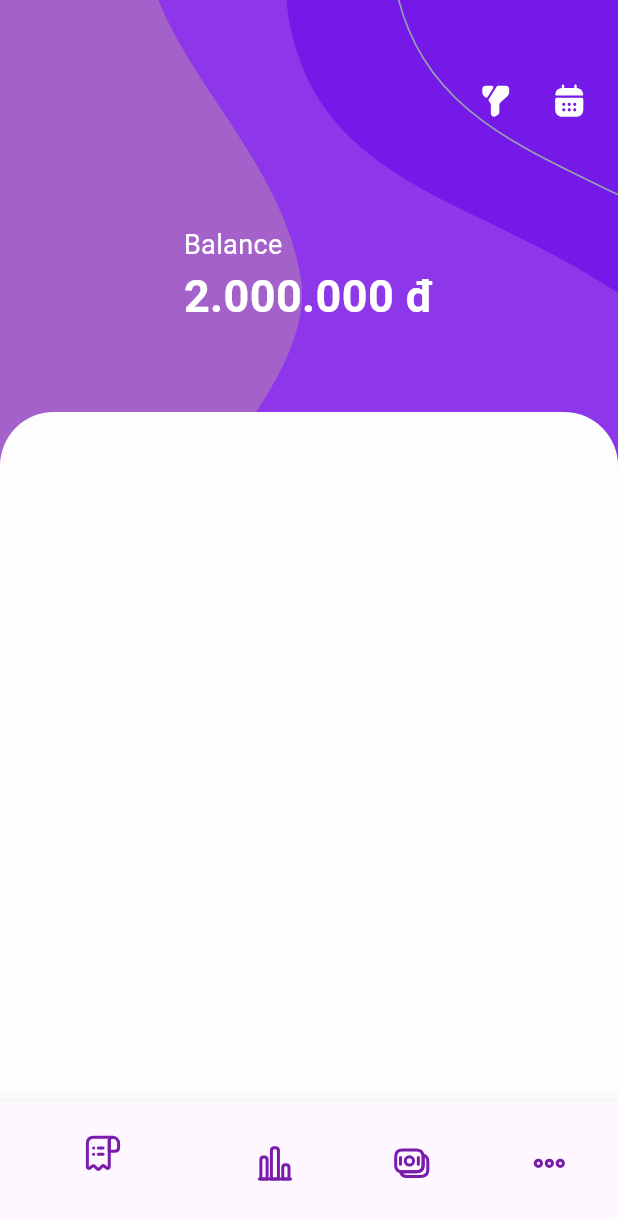
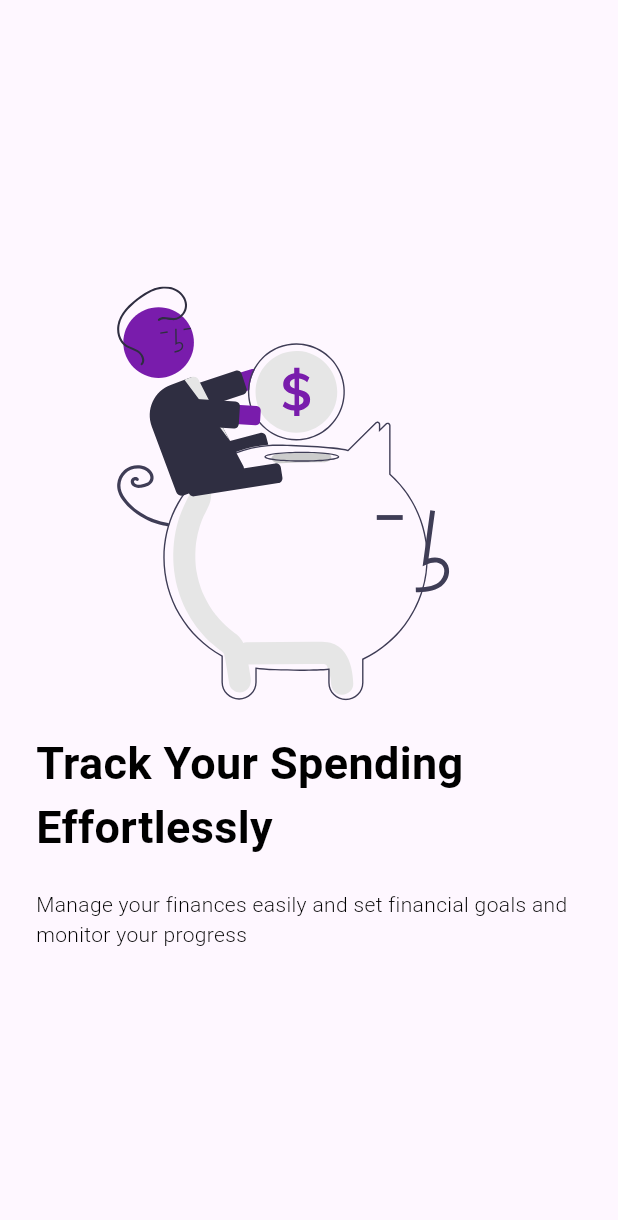
Before and after one commit to ductri09072004/track_nest, a Flutter app: the screen it shows after launch, on a phone screen of 412 x 824 dp. Shown: the top 1220 px of the screen. Run offline on Flutter 3.47's test engine with Material 3 defaults, Android fonts, the phone set to English and light mode, and no system bars; our stand-ins replace bloc, flutter_svg; generated files the repository leaves out were written again.

Commit message:
feat: home and plash

```diff
--- a/lib/app/view/app.dart
+++ b/lib/app/view/app.dart
@@ -1,9 +1,5 @@
 import 'package:flutter/material.dart';
-import 'package:testverygood/feature/history_main.dart';
-import 'package:testverygood/feature/home_main.dart';
-import 'package:testverygood/feature/statistical_main.dart';
-import 'package:testverygood/feature/setting_main.dart';
-import 'package:flutter_svg/flutter_svg.dart';
+import 'package:testverygood/welcome/Plash.dart';
 
 void main() {
   runApp(const App());
@@ -14,65 +10,8 @@ class App extends StatelessWidget {
 
   @override
   Widget build(BuildContext context) {
-    return MaterialApp(
-      title: 'Ứng dụng chia tiền',
-      theme: ThemeData(
-        colorScheme: ColorScheme.fromSeed(seedColor: Colors.deepPurple),
-        useMaterial3: true,
-      ),
-      home: const MainPage(),
+    return const MaterialApp(
+      home: PlashPages(),
     );
   }
 }
-
-class MainPage extends StatefulWidget {
-  const MainPage({super.key});
-
-  @override
-  State<MainPage> createState() => _MainPageState();
-}
-
-class _MainPageState extends State<MainPage> {
-  int _currentIndex = 0;
-
-  // Danh sách các trang con, thêm trang "Thống kê"
-  final List<Widget> _pages = [
-    const HomePage(),
-    const StatisticalPage(),
-    const HomePage(),
-    const SettingPage(),
-  ];
-
-  @override
-  Widget build(BuildContext context) {
-    return Scaffold(
-      body: _pages[_currentIndex],
-      bottomNavigationBar: BottomNavigationBar(
-        currentIndex: _currentIndex,
-        onTap: (index) {
-          setState(() {
-            _currentIndex = index;
-          });
-        },
-        items: [
-          BottomNavigationBarItem(
-            icon: SvgPicture.asset('lib/assets/icon/home_icon.svg'),
-            label: '',
-          ),
-          BottomNavigationBarItem(
-            icon: SvgPicture.asset('lib/assets/icon/statistical_icon.svg'),
-            label: '',
-          ),
-          BottomNavigationBarItem(
-            icon: SvgPicture.asset('lib/assets/icon/his_icon.svg'),
-            label: '',
-          ),
-          BottomNavigationBarItem(
-            icon: SvgPicture.asset('lib/assets/icon/setting_icon.svg'),
-            label: '',
-          ),
-        ],
-      ),
-    );
-  }
-}
--- /dev/null
+++ b/lib/welcome/Welcome1_page.dart
@@ -0,0 +1,48 @@
+import 'package:flutter/material.dart';
+import 'package:flutter_svg/flutter_svg.dart';
+
+class Welcome1Page extends StatelessWidget {
+  const Welcome1Page({super.key});
+
+  @override
+  Widget build(BuildContext context) {
+    return Scaffold(
+      body: Padding(
+        padding:
+            const EdgeInsets.all(24.0), // Thêm padding 24 vào tất cả các cạnh
+        child: Center(
+          child: Column(
+            mainAxisAlignment: MainAxisAlignment.center,
+            children: [
+              // Thêm ảnh SVG vào đây
+              SvgPicture.asset(
+                'lib/assets/svg/Pig.svg',
+              ),
+              const SizedBox(height: 20),
+              const Text(
+                'Track Your Spending Effortlessly',
+                style: txmain,
+              ),
+              const SizedBox(height: 20),
+              const Text(
+                'Manage your finances easily and set financial goals and monitor your progress',
+                style: texttop,
+              ),
+            ],
+          ),
+        ),
+      ),
+    );
+  }
+
+  static const TextStyle txmain = TextStyle(
+    color: Colors.black,
+    fontSize: 30,
+    fontWeight: FontWeight.w700,
+  );
+  static const TextStyle texttop = TextStyle(
+    color: Colors.black,
+    fontSize: 14,
+    fontWeight: FontWeight.w300,
+  );
+}
--- a/pubspec.yaml
+++ b/pubspec.yaml
@@ -9,12 +9,14 @@ environment:
 dependencies:
   bloc: ^8.1.4
   flutter_svg: ^1.1.6
+  smooth_page_indicator: ^1.2.0+3
   flutter:
     sdk: flutter
   flutter_bloc: ^8.1.6
   flutter_localizations:
     sdk: flutter
   intl: ^0.19.0
+
 
 dev_dependencies:
   bloc_test: ^9.1.7
```
Also changed, not shown: lib/feature/main_page.dart (added, +58 -0 lines), lib/welcome/Plash.dart (added, +42 -0 lines), lib/assets/icon/logo_app.svg (added), lib/assets/svg/Pig.svg, lib/assets/svg/human_split.svg (added), lib/welcome/view/welcome_page.dart (added), pubspec.lock.
